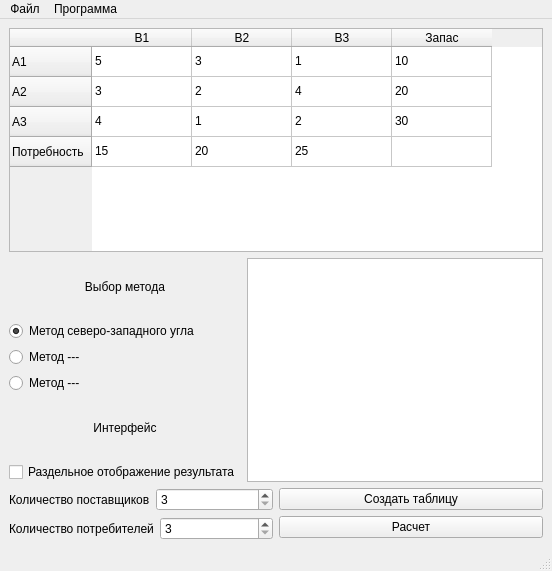
Before: the Qt Designer form mainwindow.ui in pavelrd/TransportationProblem, drawn with Qt 5.
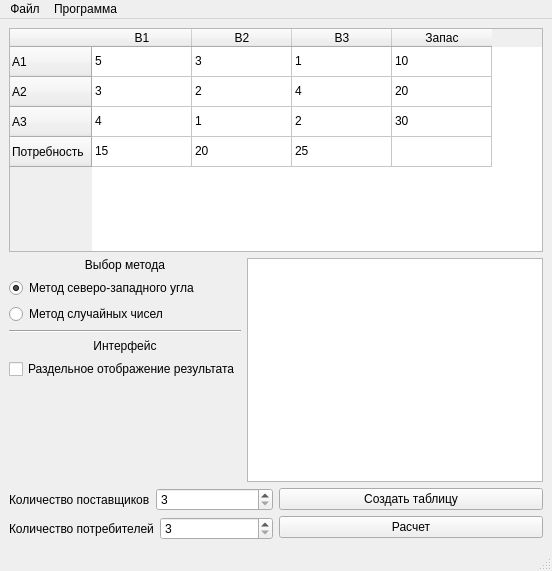
After: the same form once the commit is applied.

Commit message: Сделана инициализация генератора случайных чисел все время разными числами srand(time(0)) Добавлен расчет методом случайных чисел. Метод расчета северо-западным углом вынесен в отдельную функцию Исправлена ошибка при которой расчет все равно запускался, даже при неправильном заполнении ячеек

Diff of the .ui file:
```diff
--- a/mainwindow.ui
+++ b/mainwindow.ui
@@ -249,7 +249,7 @@
       <item>
        <widget class="QRadioButton" name="radioButton_2">
         <property name="text">
-         <string>Метод ---</string>
+         <string>Метод случайных чисел</string>
         </property>
         <attribute name="buttonGroup">
          <string notr="true">buttonGroup</string>
@@ -257,9 +257,9 @@
        </widget>
       </item>
       <item>
-       <widget class="QRadioButton" name="radioButton_3">
-        <property name="text">
-         <string>Метод ---</string>
+       <widget class="Line" name="line">
+        <property name="orientation">
+         <enum>Qt::Horizontal</enum>
         </property>
         <attribute name="buttonGroup">
          <string notr="true">buttonGroup</string>
@@ -283,6 +283,19 @@
         </property>
        </widget>
       </item>
+      <item>
+       <spacer name="verticalSpacer">
+        <property name="orientation">
+         <enum>Qt::Vertical</enum>
+        </property>
+        <property name="sizeHint" stdset="0">
+         <size>
+          <width>20</width>
+          <height>40</height>
+         </size>
+        </property>
+       </spacer>
+      </item>
      </layout>
     </item>
     <item row="1" column="1">
```
Left out of the diff: 7 changed lines with no effect on the pictures. The commit also changes 2 other files.
